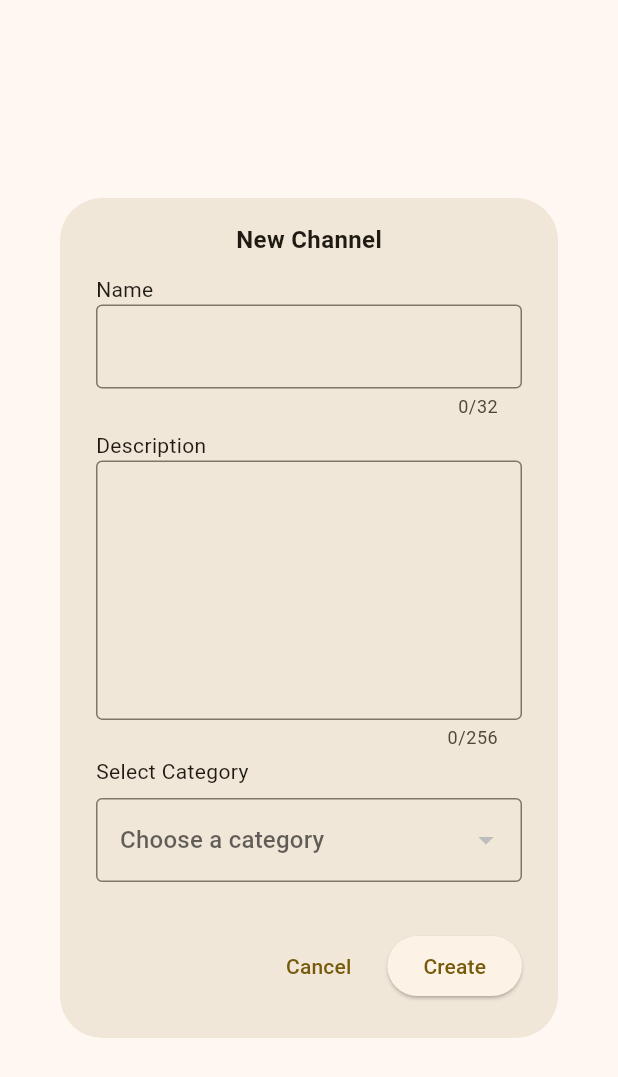
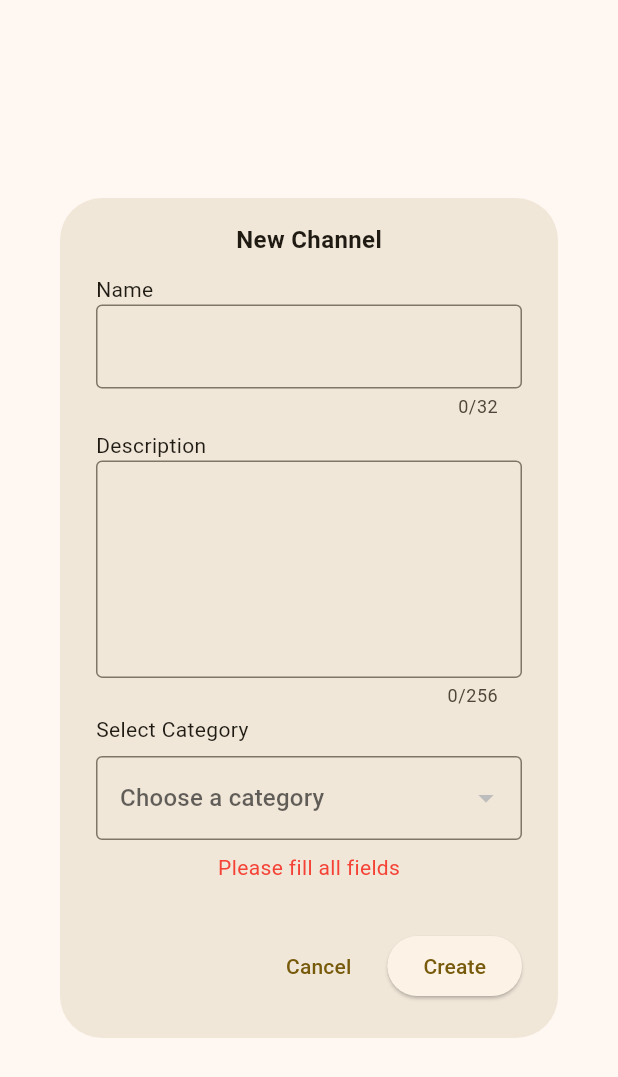
Before and after one commit to camiloesan/study_vault, a Flutter app: the ChannelCreation widget shown alone on an empty page, opened directly, after a tap on "Create", on a phone screen of 412 x 824 dp. Shown: the top 1077 px of the screen. Run offline on Flutter 3.47's test engine with Material 3 defaults, Android fonts, the light colour scheme and no system bars; generated files the repository leaves out were written again; network calls fail.

Commit message:
channel creation working

```diff
--- a/lib/pages/channel_creation.dart
+++ b/lib/pages/channel_creation.dart
@@ -2,6 +2,8 @@ import 'dart:convert';
 import 'package:flutter/material.dart';
 import 'package:http/http.dart' as http;
 import 'package:study_vault/pojos/category.dart';
+import 'package:provider/provider.dart';
+import 'package:study_vault/utils/user_provider.dart';
 
 class ChannelCreation extends StatefulWidget {
   const ChannelCreation({super.key});
@@ -13,6 +15,9 @@ class ChannelCreation extends StatefulWidget {
 class _ChannelCreationState extends State<ChannelCreation>{
   late List<Category> categories = [];
   Category? selectedCategory;
+  String channelName = '';
+  String channelDescription = '';
+  String _errorMessage = '';
 
   Future<void> fetchCategories() async {
     final response = await http.get(Uri.parse('http://127.0.0.1:8080/categories/all'));
@@ -24,6 +29,36 @@ class _ChannelCreationState extends State<ChannelCreation>{
       });
     } else {
       throw Exception('Failed to load categories');
+    }
+  }
+
+  Future<void> createChannel() async {
+    final userProvider = Provider.of<UserProvider>(context, listen: false);
+    final int userId = userProvider.userId!;
+
+    final url = Uri.parse('http://127.0.0.1:8080/channel/create');
+    final headers = {"Content-Type": "application/json"};
+
+    final body = jsonEncode({
+      'name': channelName,
+      'description': channelDescription,
+      'category_id': selectedCategory?.categoryId,
+      'creator_id': userId
+    });
+
+    try {
+      final response = await http.post(url, headers: headers, body: body);
+
+      if (response.statusCode == 200) {
+        Navigator.pop(context, true);
+        ScaffoldMessenger.of(context).showSnackBar(
+          const SnackBar(content: Text('Channel created successfully!')),
+        );
+      } else {
+        throw Exception('Failed to create channel');
+      }
+    } catch (e) {
+      print('Error: $e');
     }
   }
 
@@ -53,11 +88,16 @@ class _ChannelCreationState extends State<ChannelCreation>{
                 child: Text('Name'),
               ),
 
-              const TextField(
+              TextField(
                 maxLength: 32,
                 decoration: InputDecoration(
                   border: OutlineInputBorder(),
                 ),
+                onChanged: (value) {
+                setState(() {
+                  channelName = value;
+                });
+              },
               ),
 
               const SizedBox(height: 8.0),
@@ -67,7 +107,7 @@ class _ChannelCreationState extends State<ChannelCreation>{
                 child: Text('Description'),
               ),
 
-              const Expanded(
+              Expanded(
                 child: TextField(
                   textAlignVertical: TextAlignVertical.top,
                   expands: true,
@@ -77,6 +117,11 @@ class _ChannelCreationState extends State<ChannelCreation>{
                   decoration: InputDecoration(
                     border: OutlineInputBorder(),
                   ),
+                  onChanged: (value) {
+                  setState(() {
+                    channelDescription = value;
+                  });
+                },
                 ),
               ),
 
@@ -106,6 +151,17 @@ class _ChannelCreationState extends State<ChannelCreation>{
                 ),
               ),
 
+              const SizedBox(height: 8.0),
+
+              if (_errorMessage.isNotEmpty)
+                Text(
+                  _errorMessage,
+                  style: TextStyle(
+                    color: Colors.red,
+                    fontSize: 14,
+                  ),
+                ),
+
               const SizedBox(height: 32.0),
 
               Row(
@@ -122,7 +178,13 @@ class _ChannelCreationState extends State<ChannelCreation>{
 
                   ElevatedButton(
                     onPressed: () {
-                      // Lógica para crear el canal
+                      if (channelName.isNotEmpty && selectedCategory != null && channelDescription.isNotEmpty) {
+                        createChannel();
+                      } else {
+                        setState(() {
+                        _errorMessage = 'Please fill all fields';
+                        });
+                      }
                     },
                     child: const Text('Create'),
                   ),
```
